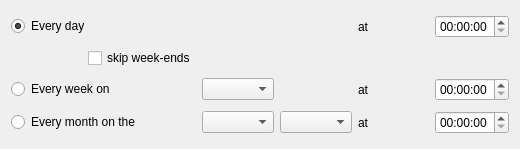
First picture: the form in FileWaveGuiLib/CronWidget.ui, repository fw-dev/translations, before the edit.
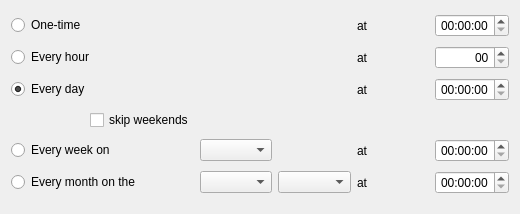
Second picture: the form after the edit.

Diff of the .ui file:
```diff
--- a/FileWaveGuiLib/CronWidget.ui
+++ b/FileWaveGuiLib/CronWidget.ui
@@ -7,7 +7,7 @@
     <x>0</x>
     <y>0</y>
     <width>520</width>
-    <height>149</height>
+    <height>214</height>
    </rect>
   </property>
   <property name="sizePolicy">
@@ -20,46 +20,55 @@
    <string>Form</string>
   </property>
   <layout class="QGridLayout" name="gridLayout">
-   <item row="4" column="5">
-    <widget class="QTimeEdit" name="timeWeek"/>
+   <item row="6" column="5">
+    <widget class="QTimeEdit" name="timeWeek">
+     <property name="alignment">
+      <set>Qt::AlignRight|Qt::AlignTrailing|Qt::AlignVCenter</set>
+     </property>
+    </widget>
    </item>
-   <item row="5" column="3">
-    <widget class="QComboBox" name="monthDay"/>
-   </item>
-   <item row="4" column="4">
-    <widget class="QLabel" name="label_2">
+   <item row="1" column="4">
+    <widget class="QLabel" name="labelAtEveryHour">
      <property name="text">
       <string>at</string>
      </property>
     </widget>
    </item>
-   <item row="4" column="2">
-    <widget class="QComboBox" name="weekDay"/>
-   </item>
-   <item row="5" column="2">
-    <widget class="QComboBox" name="monthQualifier"/>
-   </item>
-   <item row="5" column="5">
-    <widget class="QTimeEdit" name="timeMonth"/>
-   </item>
-   <item row="0" column="5">
-    <widget class="QTimeEdit" name="timeDay"/>
-   </item>
-   <item row="0" column="4">
+   <item row="2" column="4">
     <widget class="QLabel" name="label">
      <property name="text">
       <string>at</string>
      </property>
     </widget>
    </item>
-   <item row="5" column="4">
-    <widget class="QLabel" name="label_3">
+   <item row="7" column="0" colspan="2">
+    <widget class="QRadioButton" name="everyMonth">
      <property name="text">
-      <string>at</string>
+      <string>Every month on the</string>
      </property>
     </widget>
    </item>
-   <item row="2" column="0">
+   <item row="7" column="5">
+    <widget class="QTimeEdit" name="timeMonth">
+     <property name="alignment">
+      <set>Qt::AlignRight|Qt::AlignTrailing|Qt::AlignVCenter</set>
+     </property>
+    </widget>
+   </item>
+   <item row="1" column="5">
+    <widget class="QTimeEdit" name="timeHour">
+     <property name="alignment">
+      <set>Qt::AlignRight|Qt::AlignTrailing|Qt::AlignVCenter</set>
+     </property>
+     <property name="displayFormat">
+      <string>mm</string>
+     </property>
+    </widget>
+   </item>
+   <item row="6" column="2">
+    <widget class="QComboBox" name="weekDay"/>
+   </item>
+   <item row="4" column="0">
     <spacer name="horizontalSpacer">
      <property name="orientation">
       <enum>Qt::Horizontal</enum>
@@ -75,14 +84,31 @@
      </property>
     </spacer>
    </item>
-   <item row="2" column="1">
+   <item row="6" column="4">
+    <widget class="QLabel" name="label_2">
+     <property name="text">
+      <string>at</string>
+     </property>
+    </widget>
+   </item>
+   <item row="4" column="1">
     <widget class="QCheckBox" name="skipWeekEnd">
      <property name="text">
-      <string>skip week-ends</string>
+      <string>skip weekends</string>
      </property>
     </widget>
    </item>
-   <item row="0" column="0" colspan="3">
+   <item row="7" column="2">
+    <widget class="QComboBox" name="monthQualifier"/>
+   </item>
+   <item row="2" column="5">
+    <widget class="QTimeEdit" name="timeDay">
+     <property name="alignment">
+      <set>Qt::AlignRight|Qt::AlignTrailing|Qt::AlignVCenter</set>
+     </property>
+    </widget>
+   </item>
+   <item row="2" column="0" colspan="3">
     <widget class="QRadioButton" name="everyDay">
      <property name="text">
       <string>Every day</string>
@@ -92,17 +118,48 @@
      </property>
     </widget>
    </item>
-   <item row="4" column="0" colspan="2">
+   <item row="7" column="4">
+    <widget class="QLabel" name="label_3">
+     <property name="text">
+      <string>at</string>
+     </property>
+    </widget>
+   </item>
+   <item row="7" column="3">
+    <widget class="QComboBox" name="monthDay"/>
+   </item>
+   <item row="1" column="0" colspan="3">
+    <widget class="QRadioButton" name="everyHour">
+     <property name="text">
+      <string>Every hour</string>
+     </property>
+    </widget>
+   </item>
+   <item row="6" column="0" colspan="2">
     <widget class="QRadioButton" name="everyWeek">
      <property name="text">
       <string>Every week on</string>
      </property>
     </widget>
    </item>
-   <item row="5" column="0" colspan="2">
-    <widget class="QRadioButton" name="everyMonth">
+   <item row="0" column="0" colspan="3">
+    <widget class="QRadioButton" name="oneTimeShot">
      <property name="text">
-      <string>Every month on the</string>
+      <string>One-time</string>
+     </property>
+    </widget>
+   </item>
+   <item row="0" column="4">
+    <widget class="QLabel" name="labelOneTimeShot">
+     <property name="text">
+      <string>at</string>
+     </property>
+    </widget>
+   </item>
+   <item row="0" column="5">
+    <widget class="QTimeEdit" name="timeOneShot">
+     <property name="alignment">
+      <set>Qt::AlignRight|Qt::AlignTrailing|Qt::AlignVCenter</set>
      </property>
     </widget>
    </item>
```
Left out of the diff: 4 changed lines with no effect on the pictures.
